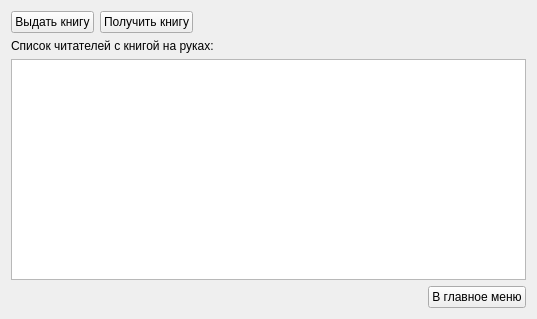
Old version of the form give_widget.ui in the repository Charmpy/library-project.
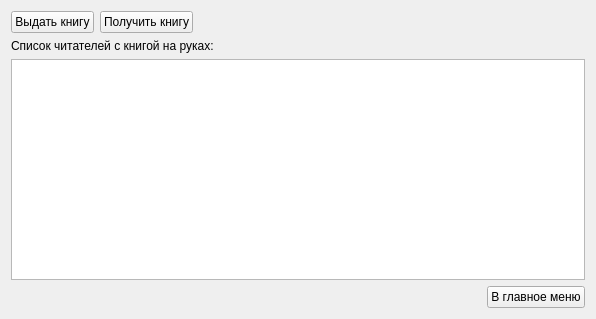
New version of the form.

Patch:
```diff
--- a/give_widget.ui
+++ b/give_widget.ui
@@ -6,7 +6,7 @@
    <rect>
     <x>0</x>
     <y>0</y>
-    <width>537</width>
+    <width>596</width>
     <height>319</height>
    </rect>
   </property>
```
